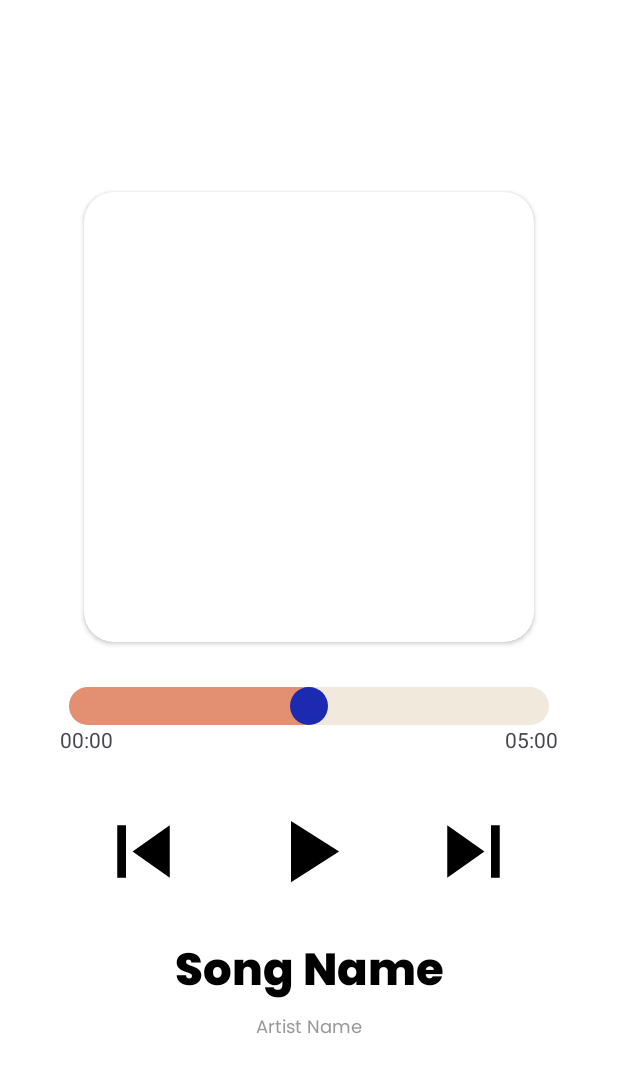
After one commit to skasik/MusicPlayerAndroidApp, an Android app: the layout playing_music.xml on its own in the app's theme, with its tools: preview values and no code run, on a phone screen of 412 x 824 dp. The commit adds this screen. Shown: the top 1073 px of the screen. Run offline under Robolectric (Android 15) with nearby library versions, the phone set to English and light mode, and no system bars; network calls fail.

Commit message:
Added Playing Page

```diff
--- a/app/src/main/java/com/asik/musicplayer/AlbumAdapter.java
+++ b/app/src/main/java/com/asik/musicplayer/AlbumAdapter.java
@@ -78,7 +78,6 @@ public class AlbumAdapter extends RecyclerView.Adapter<AlbumAdapter.ViewHolder>
 
         public void setAlbum(AlbumModel albumModel, int position) {
             albumName.setText(albumModel.getName());
-            albumName.setSelected(true);
             artistName.setText(albumModel.getFeaturedArtists());
             Glide.with(homepageActivity).load(albumModel.getImage()).into(imageAlbum);
 
@@ -88,6 +87,7 @@ public class AlbumAdapter extends RecyclerView.Adapter<AlbumAdapter.ViewHolder>
                 BottomSheetDialog dialog = new BottomSheetDialog(homepageActivity);
                 dialog.setContentView(LayoutInflater.from(homepageActivity).inflate(R.layout.songlis_bottomsheet, null));
                 TextView albname = dialog.findViewById(R.id.albumName);
+                albname.setSelected(true);
                 albname.setText(albumModel.getName());
                 String ALBUM_API = "https://saavn.me/albums?link="+albumModel.getUrl();
                 Log.d("debugTest", ALBUM_API);
--- /dev/null
+++ b/app/src/main/res/drawable/previous_button.xml
@@ -0,0 +1,5 @@
+<vector android:height="24dp" android:tint="#000000"
+    android:viewportHeight="24" android:viewportWidth="24"
+    android:width="24dp" xmlns:android="http://schemas.android.com/apk/res/android">
+    <path android:fillColor="@android:color/white" android:pathData="M6,6h2v12L6,18zM9.5,12l8.5,6L18,6z"/>
+</vector>
--- /dev/null
+++ b/app/src/main/res/drawable/seekbar_drawable.xml
@@ -0,0 +1,24 @@
+<?xml version="1.0" encoding="utf-8"?>
+<layer-list xmlns:android="http://schemas.android.com/apk/res/android">
+
+
+    <item android:id="@android:id/background">
+        <shape android:shape="rectangle">
+            <corners android:radius="20dp" />
+            <solid android:color="#F0E9DC" />
+        </shape>
+    </item>
+
+
+
+    <item android:id="@android:id/progress">
+        <clip>
+            <shape android:shape="rectangle">
+                <corners android:radius="20dp" />
+                <solid android:color="#E38F71" />
+            </shape>
+        </clip>
+    </item>
+
+
+</layer-list>
--- /dev/null
+++ b/app/src/main/res/drawable/seekbar_thumb.xml
@@ -0,0 +1,11 @@
+<?xml version="1.0" encoding="utf-8"?>
+<layer-list xmlns:android="http://schemas.android.com/apk/res/android">
+    <item>
+        <shape android:shape="oval">
+            <solid android:color="@color/col2" />
+            <size
+                android:width="25dp"
+                android:height="25dp" />
+        </shape>
+    </item>
+</layer-list>
--- /dev/null
+++ b/app/src/main/res/layout/playing_music.xml
@@ -0,0 +1,151 @@
+<?xml version="1.0" encoding="utf-8"?>
+<LinearLayout xmlns:android="http://schemas.android.com/apk/res/android"
+    xmlns:app="http://schemas.android.com/apk/res-auto"
+    android:layout_width="match_parent"
+    android:layout_height="match_parent"
+    android:background="@color/white"
+    android:gravity="center"
+    android:orientation="vertical">
+
+    <androidx.cardview.widget.CardView
+        android:layout_width="wrap_content"
+        android:layout_height="wrap_content"
+        app:cardCornerRadius="20dp">
+
+        <LinearLayout
+            android:layout_width="wrap_content"
+            android:layout_height="wrap_content">
+
+            <ImageView
+                android:id="@+id/songImage"
+                android:layout_width="300dp"
+                android:layout_height="300dp" />
+        </LinearLayout>
+    </androidx.cardview.widget.CardView>
+
+    <LinearLayout
+        android:layout_width="match_parent"
+        android:layout_height="wrap_content"
+        android:layout_gravity="center"
+        android:layout_marginHorizontal="30dp"
+        android:orientation="vertical"
+        android:paddingTop="30dp">
+
+        <SeekBar
+            android:id="@+id/seekPlaying"
+            android:splitTrack="false"
+            android:layout_width="match_parent"
+            android:layout_height="wrap_content"
+            android:progress="50"
+            android:progressDrawable="@drawable/seekbar_drawable"
+            android:thumb="@drawable/seekbar_thumb"
+            />
+
+        <RelativeLayout
+            android:layout_width="match_parent"
+            android:layout_height="wrap_content">
+
+            <TextView
+                android:id="@+id/currentTime"
+                android:layout_width="wrap_content"
+                android:layout_height="wrap_content"
+                android:paddingStart="10dp"
+                android:text="00:00" />
+
+            <TextView
+                android:id="@+id/endTime"
+                android:layout_width="wrap_content"
+                android:layout_height="wrap_content"
+                android:layout_alignParentRight="true"
+                android:paddingEnd="10dp"
+                android:text="05:00" />
+
+        </RelativeLayout>
+
+        <LinearLayout
+            android:layout_width="match_parent"
+            android:layout_height="wrap_content"
+            android:gravity="center"
+            android:orientation="horizontal"
+            android:paddingTop="30dp">
+
+            <ImageView
+                android:id="@+id/previousBTN"
+                android:layout_width="70dp"
+                android:layout_height="70dp"
+                android:layout_gravity="center"
+                android:layout_marginHorizontal="20dp"
+                android:src="@drawable/previous_button"
+
+
+                />
+
+            <ImageView
+                android:id="@+id/playButton"
+                android:layout_width="70dp"
+                android:layout_height="70dp"
+                android:layout_gravity="center"
+                android:layout_marginHorizontal="20dp"
+                android:src="@drawable/play"
+
+                />
+
+            <ImageView
+                android:id="@+id/pauseButton"
+                android:layout_width="70dp"
+                android:layout_height="70dp"
+                android:layout_gravity="center"
+                android:layout_marginHorizontal="20dp"
+                android:src="@drawable/pause"
+                android:visibility="gone" />
+
+            <ImageView
+                android:id="@+id/nextButton"
+                android:layout_width="70dp"
+                android:layout_height="70dp"
+                android:layout_gravity="center"
+                android:layout_marginHorizontal="20dp"
+                android:src="@drawable/next"
+
+                />
+
+
+        </LinearLayout>
+
+        <TextView
+            android:id="@+id/songName"
+            android:layout_width="match_parent"
+            android:layout_height="wrap_content"
+            android:layout_gravity="center"
+            android:layout_marginTop="20dp"
+            android:ellipsize="marquee"
+            android:fontFamily="@font/poppins_extrabold"
+            android:marqueeRepeatLimit="marquee_forever"
+            android:scrollHorizontally="true"
+            android:singleLine="true"
+            android:text="Song Name"
+            android:textAlignment="center"
+            android:textColor="@color/black"
+            android:textSize="30sp"
+
+            />
+
+        <TextView
+            android:id="@+id/artistName"
+            android:layout_width="wrap_content"
+            android:layout_height="wrap_content"
+            android:layout_gravity="center"
+            android:ellipsize="marquee"
+            android:fontFamily="@font/poppins"
+            android:marqueeRepeatLimit="marquee_forever"
+            android:maxWidth="180dp"
+            android:maxLines="1"
+            android:scrollHorizontally="true"
+            android:text="Artist Name"
+            android:textColor="@color/gray"
+            android:textSize="12sp" />
+
+    </LinearLayout>
+
+
+</LinearLayout>
--- a/app/src/main/res/layout/songlis_bottomsheet.xml
+++ b/app/src/main/res/layout/songlis_bottomsheet.xml
@@ -16,7 +16,6 @@
         android:ellipsize="marquee"
         android:fontFamily="@font/poppins_semibold"
         android:marqueeRepeatLimit="marquee_forever"
-        android:maxLines="1"
         android:paddingStart="15dp"
         android:scrollHorizontally="true"
         android:singleLine="true"
```
Also changed, not shown: app/src/main/java/com/asik/musicplayer/HomepageActivity.java (+35 -5 lines), app/src/main/res/layout/activity_homepage.xml (+120 -3 lines).
